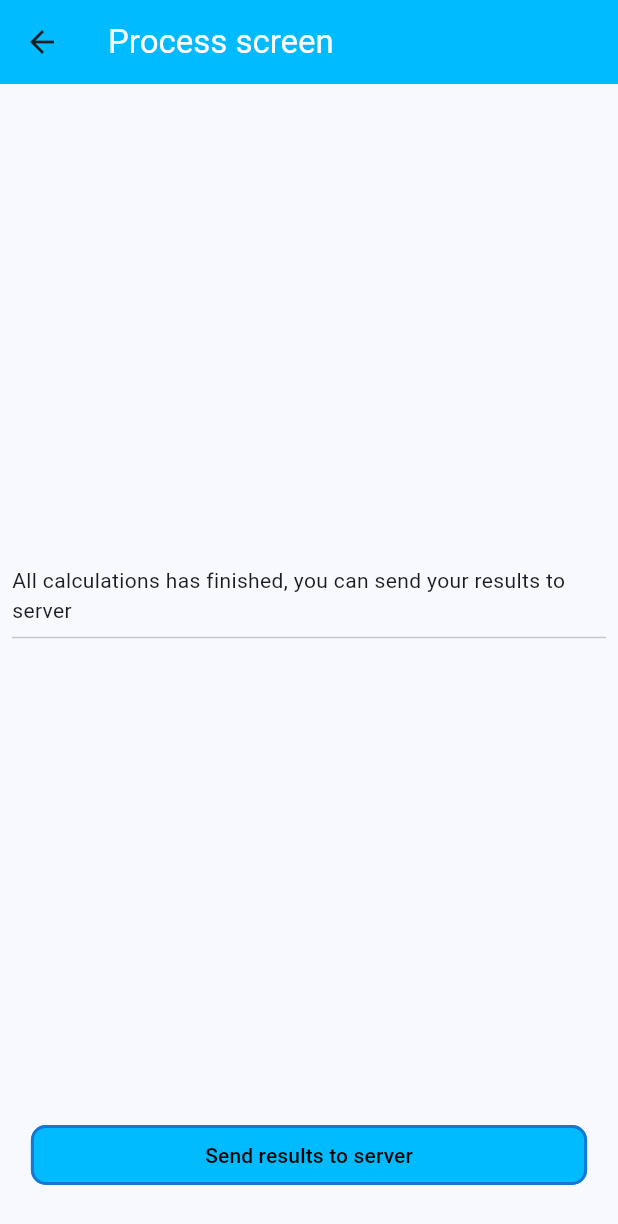
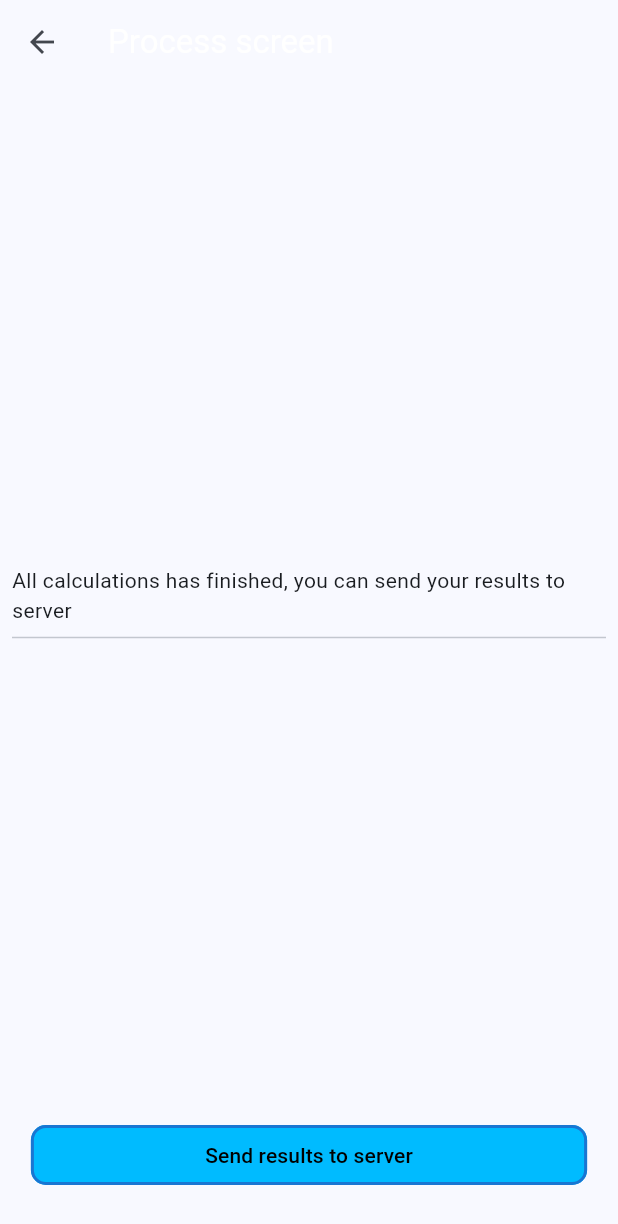
Before and after one commit to EgorEko/webspark_test, a Flutter app: the screen it shows after launch, after a tap on "Start counting process", on a phone screen of 412 x 824 dp. Shown: the top 1224 px of the screen. Run offline on Flutter 3.47's test engine with Material 3 defaults, Android fonts, the phone set to English and light mode, and no system bars; our stand-ins replace auto_route, equatable, flutter_bloc; statements that could not run were skipped.

Commit message:
changed app bar theme

```diff
--- a/lib/pages/home_screen.dart
+++ b/lib/pages/home_screen.dart
@@ -17,7 +17,6 @@ class _HomeScreenState extends State<HomeScreen> {
   Widget build(BuildContext context) {
     return Scaffold(
       appBar: AppBar(
-        backgroundColor: AppColors.backgroundPrimary,
         centerTitle: false,
         title: const Text(
           'Home screen',
--- a/lib/pages/preview_screen.dart
+++ b/lib/pages/preview_screen.dart
@@ -11,7 +11,6 @@ class PreviewScreen extends StatelessWidget {
   Widget build(BuildContext context) {
     return Scaffold(
       appBar: AppBar(
-        backgroundColor: AppColors.backgroundPrimary,
         centerTitle: false,
         title: const Text(
           'Preview screen',
--- a/lib/pages/process_screen.dart
+++ b/lib/pages/process_screen.dart
@@ -22,7 +22,6 @@ class _ProcessScreenState extends State<ProcessScreen> {
     const end = Point(0, 3);
     return Scaffold(
       appBar: AppBar(
-        backgroundColor: AppColors.backgroundPrimary,
         centerTitle: false,
         title: const Text(
           'Process screen',
--- a/lib/pages/result_list_screen.dart
+++ b/lib/pages/result_list_screen.dart
@@ -11,7 +11,6 @@ class ResultListScreen extends StatelessWidget {
   Widget build(BuildContext context) {
     return Scaffold(
       appBar: AppBar(
-        backgroundColor: AppColors.backgroundPrimary,
         centerTitle: false,
         title: const Text(
           'Result list screen',
--- a/lib/webspark_app.dart
+++ b/lib/webspark_app.dart
@@ -11,6 +11,10 @@ class WebsparkApp extends StatelessWidget {
     return MaterialApp.router(
       title: 'Flutter Demo',
       theme: ThemeData(
+        appBarTheme: AppBarTheme(
+          backgroundColor: AppColors.backgroundPrimary,
+          iconTheme: const IconThemeData().copyWith(color: AppColors.white),
+        ),
         colorScheme: ColorScheme.fromSeed(seedColor: Colors.blue),
         useMaterial3: true,
       ),
```
